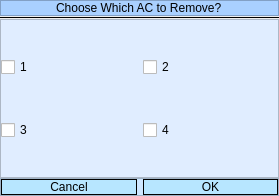
This is removeACDialogBox.ui in JJKK1313/OrACGuiProject as Qt 5 draws it before an edit. The edited form follows.
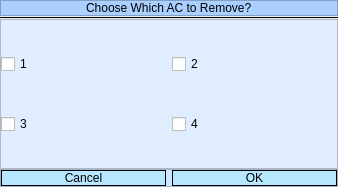
This is the edited form.

Commit message: change window type + modality problem

```diff
--- a/removeACDialogBox.ui
+++ b/removeACDialogBox.ui
@@ -6,8 +6,8 @@
    <rect>
     <x>0</x>
     <y>0</y>
-    <width>279</width>
-    <height>196</height>
+    <width>338</width>
+    <height>187</height>
    </rect>
   </property>
   <property name="windowTitle">
```
The commit also changes 6 other files.
